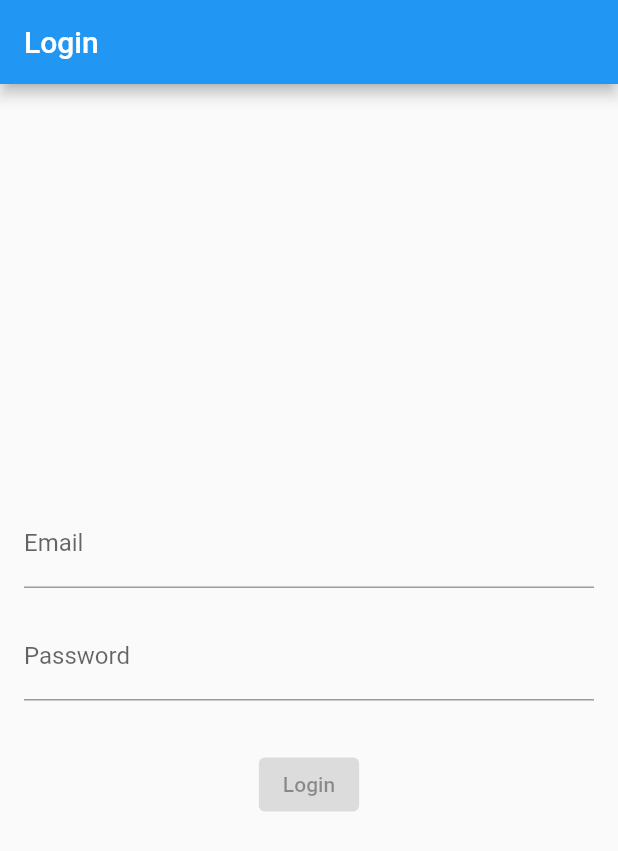
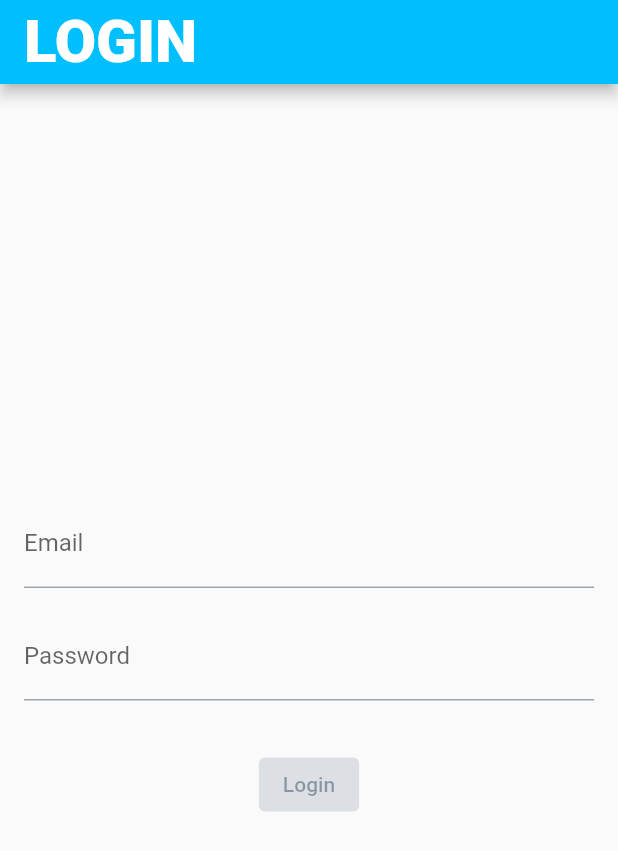
Before and after one commit to Weather-Fit/Weatherfit-Flutter, a Flutter app: the screen it shows after launch, on a phone screen of 412 x 824 dp. Shown: the top 851 px of the screen. Run offline on Flutter 3.47's test engine with Material 2 defaults, Android fonts, the phone set to English and light mode, and no system bars; Roboto replaces fonts that are missing (Pretendart).

Commit message:
theme data 추가

```diff
--- a/lib/Login/View/LoginView.dart
+++ b/lib/Login/View/LoginView.dart
@@ -5,10 +5,20 @@ import 'package:weatherfit/Login/ViewModel/LoginViewModel.dart';
 class LoginView extends StatelessWidget {
   @override
   Widget build(BuildContext context) {
+    final ThemeData theme = Theme.of(context);
     return ChangeNotifierProvider(
       create: (context) => LoginViewModel(),
       child: Scaffold(
-        appBar: AppBar(title: Text('Login')),
+        appBar: AppBar(
+          title: Text(
+            'LOGIN',
+            style: TextStyle(
+              color: theme.colorScheme.onPrimary,
+            ),
+          ),
+          titleTextStyle: theme.textTheme.displayLarge,
+          backgroundColor: theme.colorScheme.primary,
+        ),
         body: _LoginView(),
       ),
     );
--- /dev/null
+++ b/lib/app_theme.dart
@@ -0,0 +1,48 @@
+import 'package:flutter/material.dart';
+
+class AppTheme {
+  final ThemeData lightTheme = ThemeData(
+    fontFamily: 'Pretendart',
+    textTheme: TextTheme(
+      displayLarge: TextStyle(fontSize: 40.0, fontWeight: FontWeight.w800),
+      displayMedium: TextStyle(fontSize: 30.0, fontWeight: FontWeight.w600),
+      displaySmall: TextStyle(fontSize: 24.0, fontWeight: FontWeight.w500),
+      bodyLarge: TextStyle(fontSize: 20.0, fontWeight: FontWeight.w400),
+      bodyMedium: TextStyle(fontSize: 16.0, fontWeight: FontWeight.w300),
+      bodySmall: TextStyle(fontSize: 12.0, fontWeight: FontWeight.w100),
+    ),
+    colorScheme: ColorScheme(
+      brightness: Brightness.light,
+      primary: Color.fromRGBO(0, 191, 255, 1),
+      onPrimary: Color(0xFFFFFFFF),
+      primaryContainer: Color(0xFFC1E8FF),
+      onPrimaryContainer: Color(0xFF001E2B),
+      secondary: Color(0xFF005CBD),
+      onSecondary: Color(0xFFFFFFFF),
+      secondaryContainer: Color(0xFFD7E2FF),
+      onSecondaryContainer: Color(0xFF001A40),
+      tertiary: Color.fromARGB(255, 191, 239, 255),
+      onTertiary: Color(0xFFFFFFFF),
+      tertiaryContainer: Color(0xFFC3E8FF),
+      onTertiaryContainer: Color(0xFF001E2C),
+      error: Color(0xFFBA1A1A),
+      errorContainer: Color(0xFFFFDAD6),
+      onError: Color(0xFFFFFFFF),
+      onErrorContainer: Color(0xFF410002),
+      background: Color(0xFFFDFBFF),
+      onBackground: Color(0xFF001B3D),
+      surface: Color(0xFFFDFBFF),
+      onSurface: Color(0xFF001B3D),
+      surfaceVariant: Color(0xFFDCE3E9),
+      onSurfaceVariant: Color(0xFF40484D),
+      outline: Color(0xFF71787D),
+      onInverseSurface: Color(0xFFECF0FF),
+      inverseSurface: Color(0xFF003062),
+      inversePrimary: Color(0xFF74D1FF),
+      shadow: Color(0xFF000000),
+      surfaceTint: Color(0xFF006688),
+      outlineVariant: Color(0xFFC0C7CD),
+      scrim: Color(0xFF000000),
+    ),
+  );
+}
--- a/lib/main.dart
+++ b/lib/main.dart
@@ -1,5 +1,6 @@
 import 'package:flutter/material.dart';
 import 'package:weatherfit/Login/View/LoginView.dart';
+import 'package:weatherfit/app_theme.dart';
 
 void main() {
   runApp(MyApp());
@@ -10,7 +11,7 @@ class MyApp extends StatelessWidget {
   Widget build(BuildContext context) {
     return MaterialApp(
       title: 'MVVM Login Example',
-      theme: ThemeData(primarySwatch: Colors.blue),
+      theme: AppTheme().lightTheme,
       home: LoginView(),
     );
   }
```
Also changed, not shown: pubspec.yaml (+21 -0 lines), 9 other files.
